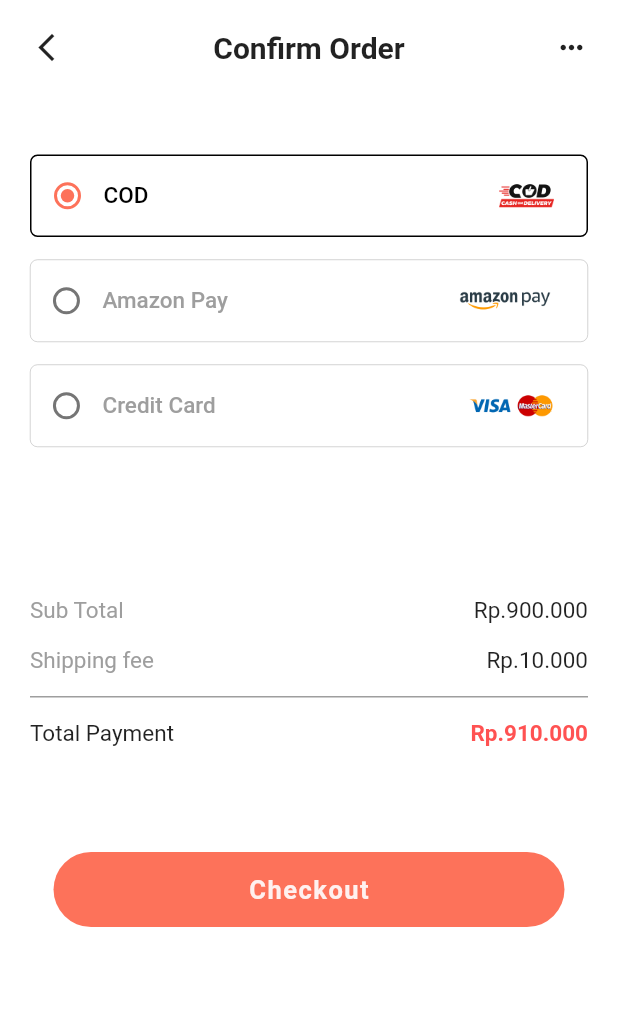
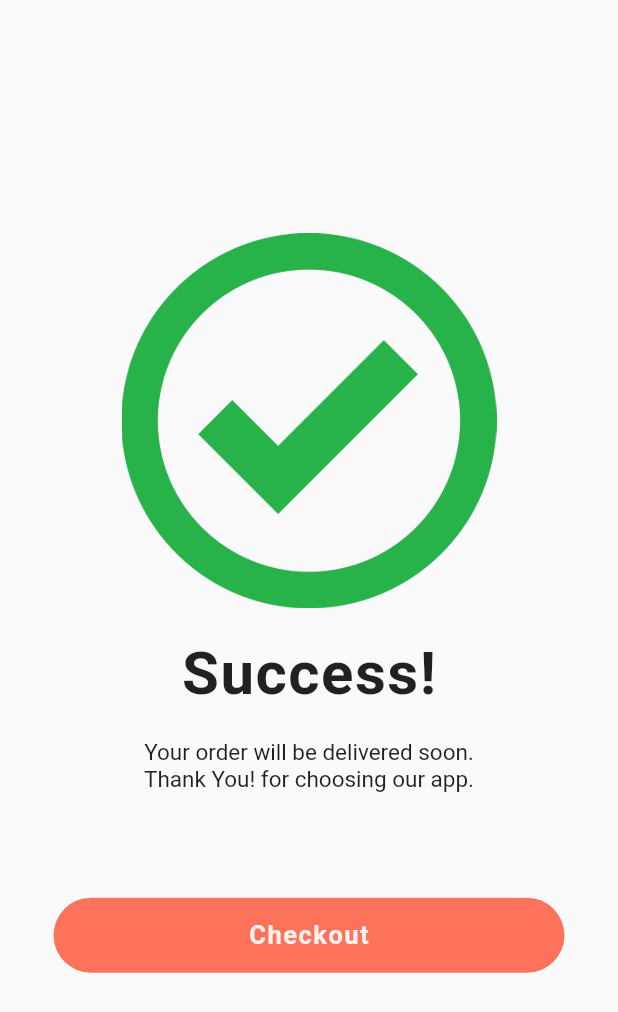
Before and after one commit to Siputsss/olshop, a Flutter app: the PaymentConfirmScreen screen opened directly, after a tap on "Checkout", on a phone screen of 412 x 824 dp. Shown: the top 1012 px of the screen. Run offline on Flutter 3.47's test engine with Material 2 defaults, Android fonts, the phone set to English and light mode, and no system bars; our stand-ins replace fan_carousel_image_slider, flutter_rating_bar.

Commit message:
[ADD] order success screen

```diff
--- /dev/null
+++ b/lib/screens/order_success_screen.dart
@@ -0,0 +1,81 @@
+import 'package:flutter/material.dart';
+import 'package:olshop/screens/home_screen.dart';
+
+class OrderSuccessScreen extends StatelessWidget {
+  const OrderSuccessScreen({super.key});
+
+  @override
+  Widget build(BuildContext context) {
+    return Material(
+      child: Column(
+        mainAxisAlignment: MainAxisAlignment.center,
+        children: [
+          Column(
+            children: [
+              Image.asset(
+                "images/success2.png",
+                width: 250,
+              ),
+              const SizedBox(height: 20),
+              const Text(
+                'Success!',
+                style: TextStyle(
+                  fontSize: 40,
+                  fontWeight: FontWeight.w700,
+                  letterSpacing: 1,
+                ),
+              ),
+              const SizedBox(height: 20),
+              const Text(
+                'Your order will be delivered soon.',
+                style: TextStyle(
+                  fontSize: 15,
+                  fontWeight: FontWeight.w400,
+                ),
+              ),
+              const Text(
+                'Thank You! for choosing our app.',
+                style: TextStyle(
+                  fontSize: 15,
+                  fontWeight: FontWeight.w400,
+                ),
+              ),
+            ],
+          ),
+          const SizedBox(height: 50),
+          Padding(
+            padding: const EdgeInsets.all(20),
+            child: InkWell(
+              onTap: () {
+                Navigator.push(
+                    context,
+                    MaterialPageRoute(
+                      builder: (context) => HomeScreen(),
+                    ));
+              },
+              child: Container(
+                padding: const EdgeInsets.symmetric(
+                  vertical: 15,
+                  horizontal: 130,
+                ),
+                decoration: BoxDecoration(
+                  color: const Color(0xFFFD725A),
+                  borderRadius: BorderRadius.circular(30),
+                ),
+                child: Text(
+                  'Checkout',
+                  style: TextStyle(
+                    fontSize: 17,
+                    fontWeight: FontWeight.w600,
+                    letterSpacing: 1,
+                    color: Colors.white.withOpacity(0.9),
+                  ),
+                ),
+              ),
+            ),
+          ),
+        ],
+      ),
+    );
+  }
+}
--- a/lib/screens/payment_screen.dart
+++ b/lib/screens/payment_screen.dart
@@ -1,4 +1,6 @@
 import 'package:flutter/material.dart';
+
+import 'order_success_screen.dart';
 
 class PaymentConfirmScreen extends StatefulWidget {
   const PaymentConfirmScreen({super.key});
@@ -309,7 +311,13 @@ class _PaymentConfirmScreenState extends State<PaymentConfirmScreen> {
               Padding(
                 padding: const EdgeInsets.symmetric(horizontal: 20),
                 child: InkWell(
-                  onTap: () {},
+                  onTap: () {
+                    Navigator.push(
+                        context,
+                        MaterialPageRoute(
+                          builder: (context) => const OrderSuccessScreen(),
+                        ));
+                  },
                   child: Container(
                     padding: const EdgeInsets.symmetric(
                       vertical: 15,
```
Also changed, not shown: images/success1.png (added), images/success2.png (added), images/success3.png (added).
